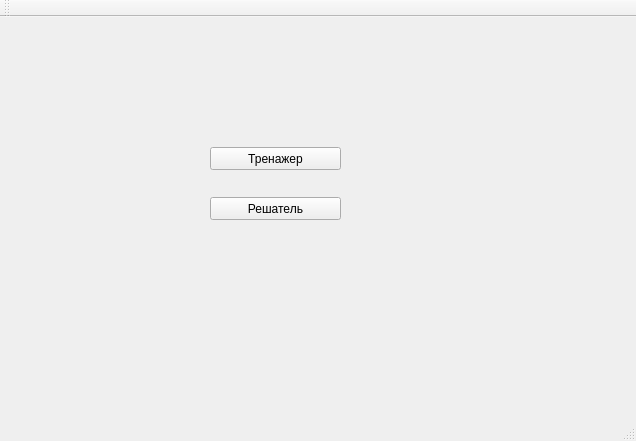
Haveryx/SimplexMethod, file mainwindow.ui: the form before one commit.
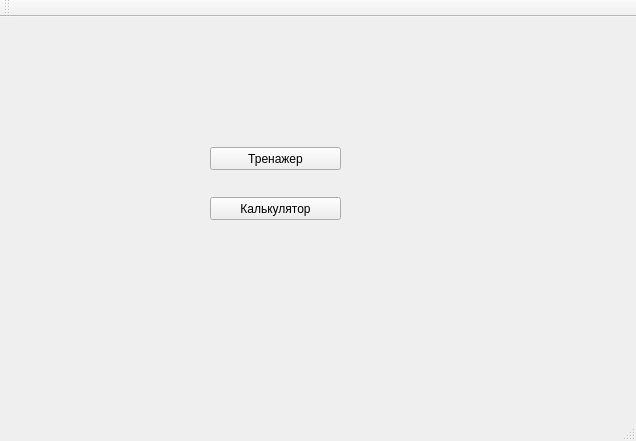
The form after the commit.

The edit to the form file:
```diff
--- a/mainwindow.ui
+++ b/mainwindow.ui
@@ -37,7 +37,7 @@
      </rect>
     </property>
     <property name="text">
-     <string>Решатель</string>
+     <string>Калькулятор</string>
     </property>
    </widget>
   </widget>
```
Left out of the diff: 2 changed lines with no effect on the pictures.
